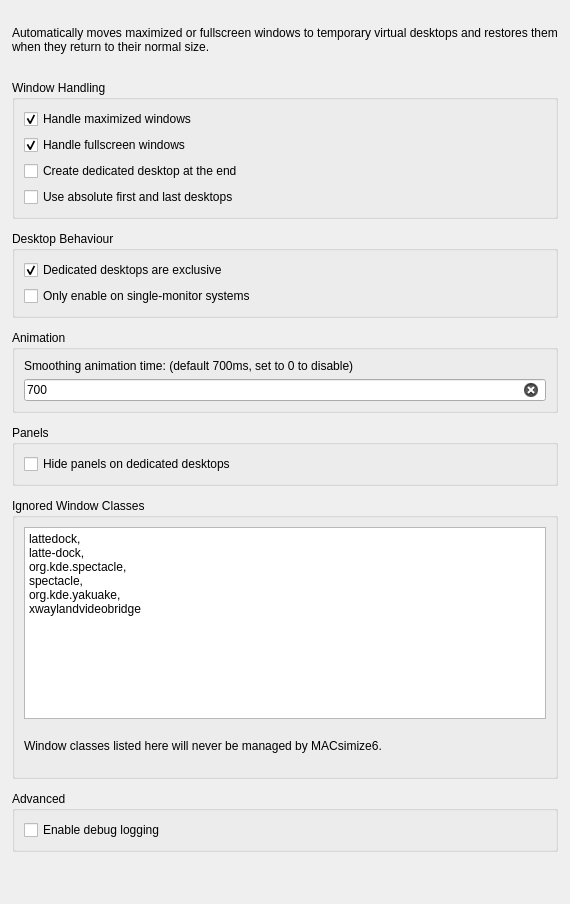
Above: contents/ui/config.ui from Ubiquitine/MACsimize6 before the change. Below: the same form after it.
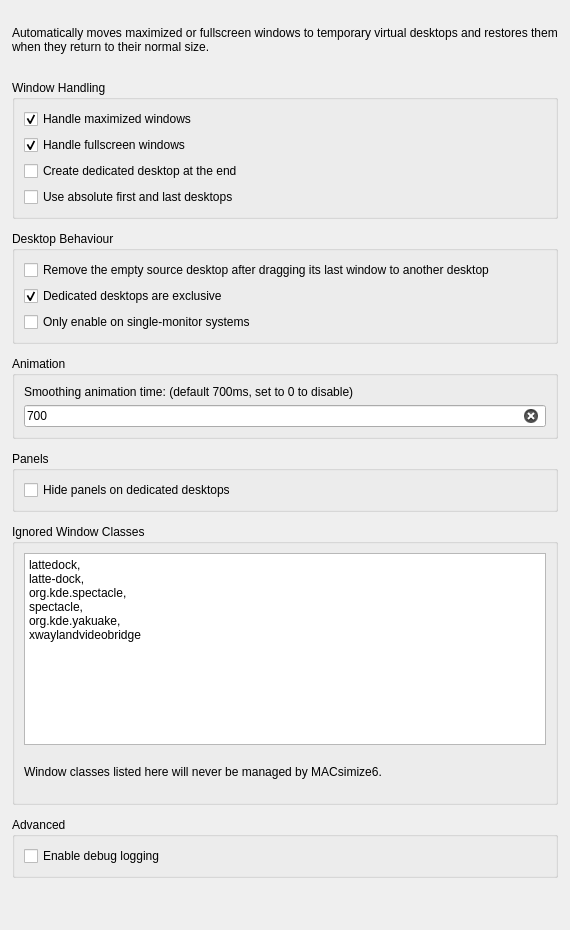
That is the form after the change.

Commit message: Respect titlebar drag placement and optionally remove an empty source desktop (#47)

Patch:
```diff
--- a/contents/ui/config.ui
+++ b/contents/ui/config.ui
@@ -125,6 +125,14 @@
 
      <layout class="QVBoxLayout">
 
+      <item>
+       <widget class="QCheckBox" name="kcfg_closeEmptyAfterDrag">
+        <property name="text">
+         <string>Remove the empty source desktop after dragging its last window to another desktop</string>
+        </property>
+       </widget>
+      </item>
+
       <item>
        <widget class="QCheckBox" name="kcfg_exclusiveDesktops">
         <property name="text">
```
The commit also changes 4 other files.
